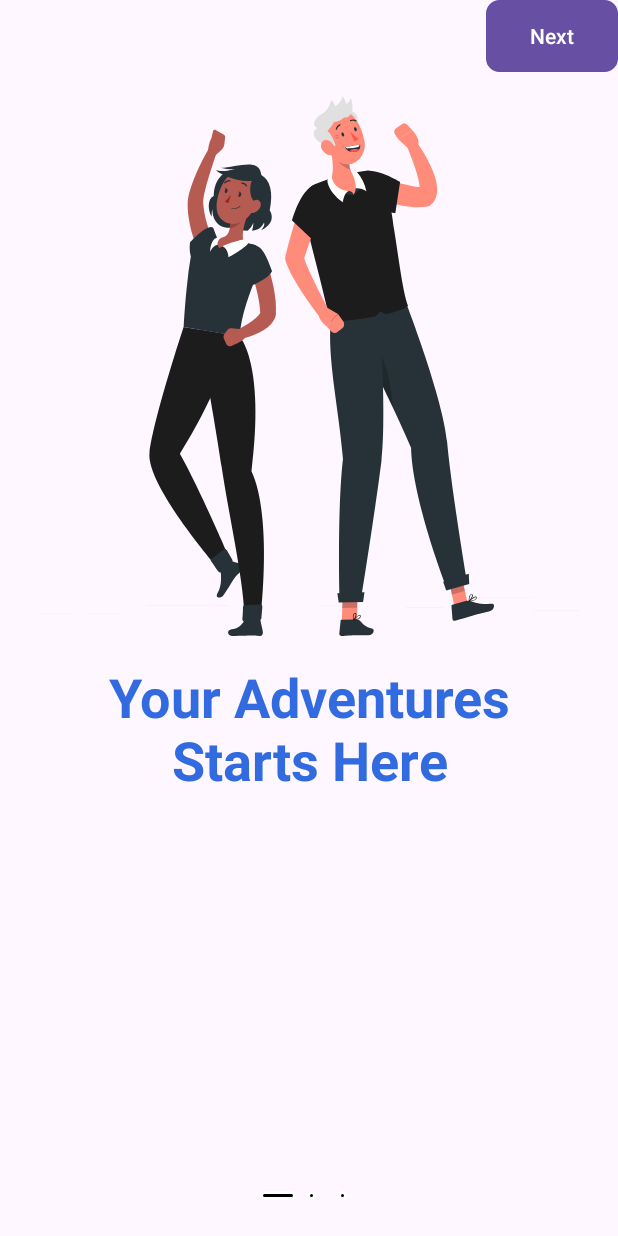
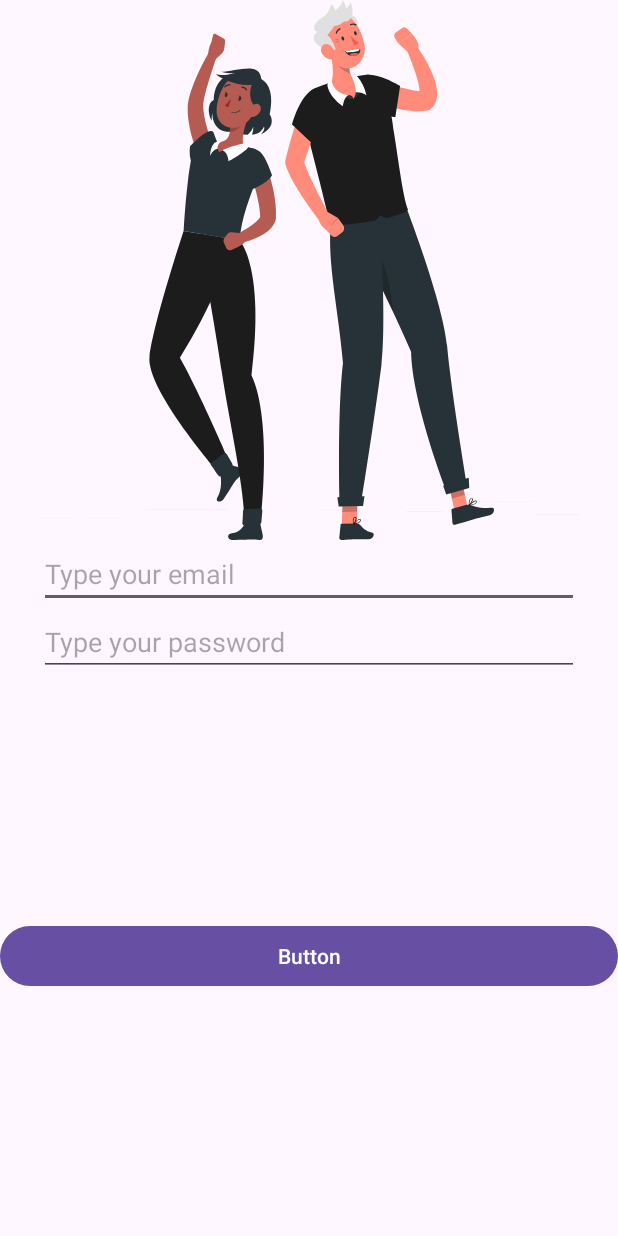
Before and after one commit to oussemaAr/ISIMS, an Android app: the screen it shows after launch (MainActivity before the commit, LoginActivity after it), on a phone screen of 412 x 824 dp. Run offline under Robolectric (Android 15) with nearby library versions, the phone set to English and light mode, and no system bars.

Commit message:
add login feature

```diff
--- a/app/src/main/java/dem/app/isims/LoginActivity.kt
+++ b/app/src/main/java/dem/app/isims/LoginActivity.kt
@@ -1,20 +1,68 @@
 package dem.app.isims
 
 import android.os.Bundle
-import androidx.activity.enableEdgeToEdge
+import android.widget.Button
+import android.widget.EditText
+import android.widget.Toast
 import androidx.appcompat.app.AppCompatActivity
-import androidx.core.view.ViewCompat
-import androidx.core.view.WindowInsetsCompat
 
 class LoginActivity : AppCompatActivity() {
+
+    // 1- step
+    private lateinit var emailInput: EditText
+    private lateinit var passwordInput: EditText
+    private lateinit var loginButton: Button
+
     override fun onCreate(savedInstanceState: Bundle?) {
         super.onCreate(savedInstanceState)
-        enableEdgeToEdge()
         setContentView(R.layout.activity_login)
-        ViewCompat.setOnApplyWindowInsetsListener(findViewById(R.id.main)) { v, insets ->
-            val systemBars = insets.getInsets(WindowInsetsCompat.Type.systemBars())
-            v.setPadding(systemBars.left, systemBars.top, systemBars.right, systemBars.bottom)
-            insets
+        // 2- step
+        initView()
+        // 3 Step
+        initEvent()
+    }
+
+    private fun initEvent() {
+        loginButton.setOnClickListener {
+            if (validateInput(emailInput, passwordInput)) {
+
+            }
         }
     }
+
+    private fun validateInput(
+        email: EditText,
+        password: EditText
+    ): Boolean {
+        if (email.fetchText().isEmpty() ) {
+            email.error = "Required Field"
+            return false
+        }
+
+        if(!email.fetchText().validate()){
+            email.error = "Not Valid email"
+            return false
+        }
+        if (password.fetchText().isEmpty()) {
+            password.error = "Required Field"
+            return false
+        }
+        return true
+    }
+
+    private fun validate(
+        email: String,
+        password: String
+    ) = email.validate() && password.isNotEmpty()
+
+    private fun initView() {
+        emailInput = findViewById<EditText>(R.id.email_input)
+        passwordInput = findViewById<EditText>(R.id.password_input)
+        loginButton = findViewById<Button>(R.id.login_button)
+    }
 }
+
+// Kotlin Extensions
+fun EditText.fetchText(): String = this.text.toString()
+
+fun String.validate(): Boolean = this.contains("@")
--- a/app/src/main/res/layout/activity_login.xml
+++ b/app/src/main/res/layout/activity_login.xml
@@ -7,4 +7,57 @@
     android:layout_height="match_parent"
     tools:context=".LoginActivity">
 
+    <ScrollView
+        android:layout_width="match_parent"
+        android:layout_height="match_parent"
+        android:fillViewport="true">
+
+        <androidx.constraintlayout.widget.ConstraintLayout
+            android:layout_width="match_parent"
+            android:layout_height="match_parent">
+
+            <ImageView
+                android:id="@+id/imageView"
+                android:layout_width="wrap_content"
+                android:layout_height="wrap_content"
+                app:layout_constraintEnd_toEndOf="parent"
+                app:layout_constraintStart_toStartOf="parent"
+                app:layout_constraintTop_toTopOf="parent"
+                app:srcCompat="@drawable/ic_rafiki_onboarding" />
+
+            <EditText
+                android:id="@+id/email_input"
+                android:layout_width="0dp"
+                android:layout_height="wrap_content"
+                android:ems="10"
+                android:hint="Type your email"
+                android:inputType="textEmailAddress"
+                app:layout_constraintEnd_toEndOf="@+id/imageView"
+                app:layout_constraintStart_toStartOf="@+id/imageView"
+                app:layout_constraintTop_toBottomOf="@+id/imageView" />
+
+            <EditText
+                android:id="@+id/password_input"
+                android:layout_width="0dp"
+                android:layout_height="wrap_content"
+                android:ems="10"
+                android:hint="Type your password"
+                android:inputType="textPassword"
+                app:layout_constraintEnd_toEndOf="@+id/email_input"
+                app:layout_constraintStart_toStartOf="@+id/email_input"
+                app:layout_constraintTop_toBottomOf="@+id/email_input" />
+
+            <Button
+                android:id="@+id/login_button"
+                android:layout_width="0dp"
+                android:layout_height="wrap_content"
+                android:text="Button"
+                app:layout_constraintBottom_toBottomOf="parent"
+                app:layout_constraintEnd_toEndOf="parent"
+                app:layout_constraintHorizontal_bias="0.0"
+                app:layout_constraintStart_toStartOf="parent"
+                app:layout_constraintTop_toBottomOf="@+id/password_input" />
+        </androidx.constraintlayout.widget.ConstraintLayout>
+    </ScrollView>
+
 </androidx.constraintlayout.widget.ConstraintLayout>
--- a/app/src/main/res/layout/activity_main.xml
+++ b/app/src/main/res/layout/activity_main.xml
@@ -6,6 +6,7 @@
     android:layout_width="match_parent"
     android:layout_height="match_parent"
     android:orientation="vertical"
+    android:padding="16dp"
     tools:context=".MainActivity">
 
     <Button
@@ -13,6 +14,7 @@
         android:layout_width="wrap_content"
         android:layout_height="wrap_content"
         android:layout_gravity="end"
+        android:layout_margin="16dp"
         android:background="@drawable/rounded_background"
         android:text="Next" />
 
@@ -28,17 +30,21 @@
         android:layout_width="match_parent"
         android:layout_height="wrap_content"
         android:layout_marginHorizontal="21dp"
+        android:fontFamily="@font/montserrat"
         android:text="Your Adventures Starts Here"
         android:textAlignment="center"
         android:textColor="#326BDF"
         android:textSize="36sp"
         android:textStyle="bold" />
 
-    <View
-        android:id="@+id/view4"
+    <TextView
+        android:id="@+id/textView2"
         android:layout_width="match_parent"
-        android:layout_height="0dp"
-        android:layout_weight="1" />
+        android:layout_height="wrap_content"
+        android:layout_margin="16dp"
+        android:fontFamily="@font/montserrat"
+        android:text="Lorem Ipsum is simply dummy text of the printing and typesetting industry. Lorem Ipsum has been the industry's standard dummy text ever since the 1500s,"
+        android:textAlignment="center" />
 
     <LinearLayout
         android:layout_width="wrap_content"
@@ -69,4 +75,5 @@
             android:layout_weight="1"
             android:background="@drawable/rounded_background" />
     </LinearLayout>
+
 </LinearLayout>
```
Also changed, not shown: app/src/main/AndroidManifest.xml (+7 -0 lines).
